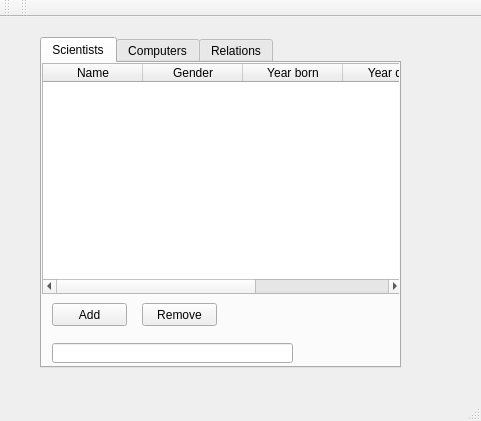
This is week3/mainwindow.ui in Hopur29/vika3 as Qt 5 draws it before an edit. The edited form follows.
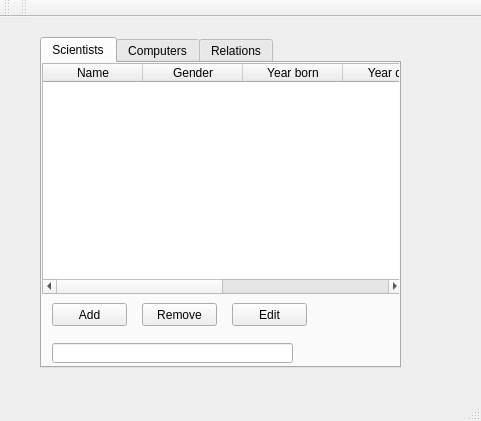
This is the edited form. The open tabs and pages were chosen to show the change.

Commit message: search remove edit add display fyrir scientist

The edit to the form file:
```diff
--- a/week3/mainwindow.ui
+++ b/week3/mainwindow.ui
@@ -78,6 +78,12 @@
       <property name="sortingEnabled">
        <bool>true</bool>
       </property>
+      <attribute name="horizontalHeaderHighlightSections">
+       <bool>true</bool>
+      </attribute>
+      <attribute name="verticalHeaderVisible">
+       <bool>false</bool>
+      </attribute>
       <column>
        <property name="text">
         <string>Name</string>
@@ -98,12 +104,30 @@
         <string>Year died</string>
        </property>
       </column>
+      <column>
+       <property name="text">
+        <string>ID</string>
+       </property>
+      </column>
       <column>
        <property name="text">
         <string/>
        </property>
       </column>
      </widget>
+     <widget class="QPushButton" name="Scientist_Edit">
+      <property name="geometry">
+       <rect>
+        <x>190</x>
+        <y>240</y>
+        <width>75</width>
+        <height>23</height>
+       </rect>
+      </property>
+      <property name="text">
+       <string>Edit</string>
+      </property>
+     </widget>
     </widget>
     <widget class="QWidget" name="Computers">
      <attribute name="title">
```
Left out of the diff: 12 changed lines with no effect on the pictures. The commit also changes 17 other files.
